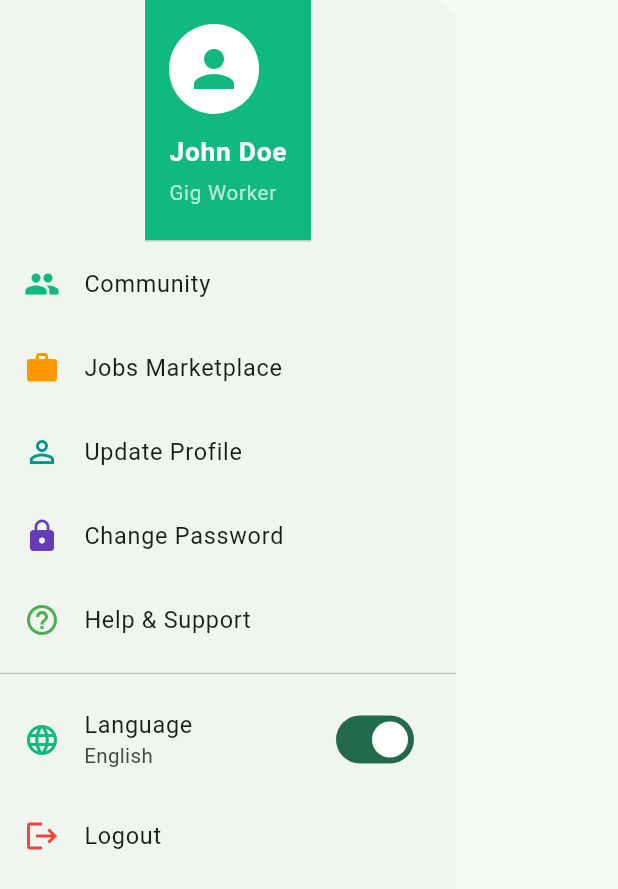
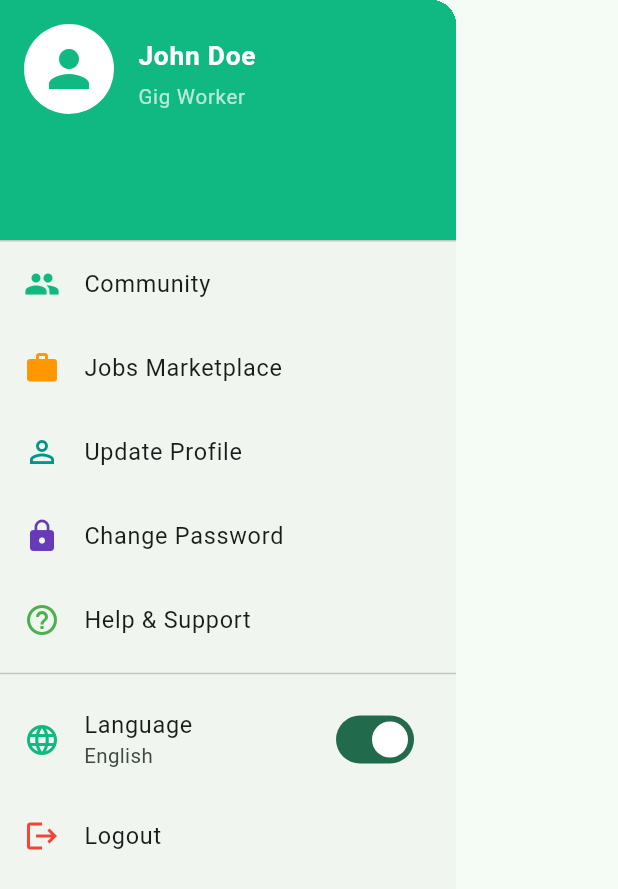
Before and after one commit to Veranzi/Jasho, a Flutter app: the ProfileDrawer widget shown alone on an empty page, opened directly, on a phone screen of 412 x 824 dp. Shown: the top 889 px of the screen. Run offline on Flutter 3.47's test engine with Material 3 defaults, Android fonts, the phone set to English and light mode, and no system bars; our stand-ins replace fl_chart, flutter_screenutil, intl_phone_field, printing, responsive_framework, shared_preferences; accounts and stored records are empty.

Commit message:
Refactor profile drawer layout to use Row for image and text
Co-authored-by: leparitours <leparitours@gmail.com>

```diff
--- a/jashoo/lib/screens/dashboard/profile_drawer.dart
+++ b/jashoo/lib/screens/dashboard/profile_drawer.dart
@@ -20,17 +20,23 @@ class ProfileDrawer extends StatelessWidget {
                 margin: EdgeInsets.zero,
                 padding: const EdgeInsets.all(16),
                 decoration: const BoxDecoration(color: Color(0xFF10B981)),
-                child: Column(
+                child: Row(
                   crossAxisAlignment: CrossAxisAlignment.start,
                   children: [
-                    // Profile image at the top
+                    // Profile image on the left
                     const CircleAvatar(
                       radius: 30,
                       backgroundColor: Colors.white,
                       child: Icon(Icons.person, size: 40, color: Color(0xFF10B981)),
                     ),
-                    const SizedBox(height: 12),
-                    // Name and work info below the image
+                    const SizedBox(width: 16),
+                    // Name and work info on the right, left-aligned
+                    Expanded(
+                      child: Column(
+                        crossAxisAlignment: CrossAxisAlignment.start,
+                        mainAxisAlignment: MainAxisAlignment.start,
+                        children: [
+                          const SizedBox(height: 8),
                           Text(
                             "John Doe",
                             style: TextStyle(
@@ -50,6 +56,9 @@ class ProfileDrawer extends StatelessWidget {
                               overflow: TextOverflow.ellipsis,
                             ),
                             maxLines: 1,
+                          ),
+                        ],
+                      ),
                     ),
                   ],
                 ),
```
Lines whose indentation alone changed are shown as unchanged.
